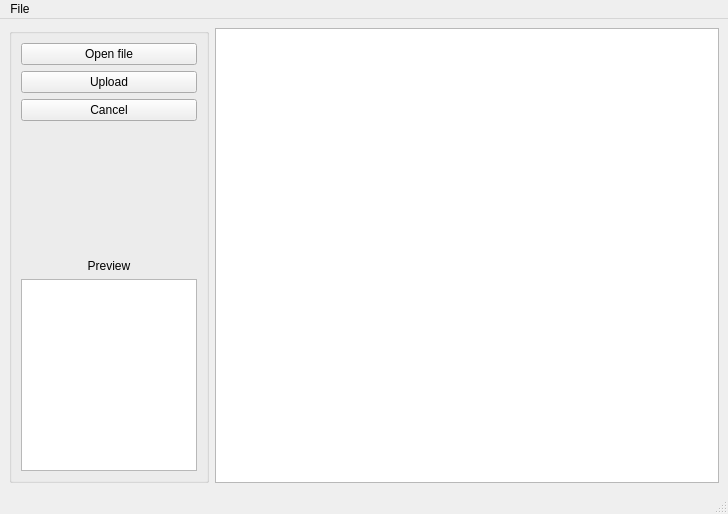
Qt form main_ui.ui (Mirasc/Kalypso) before a commit.
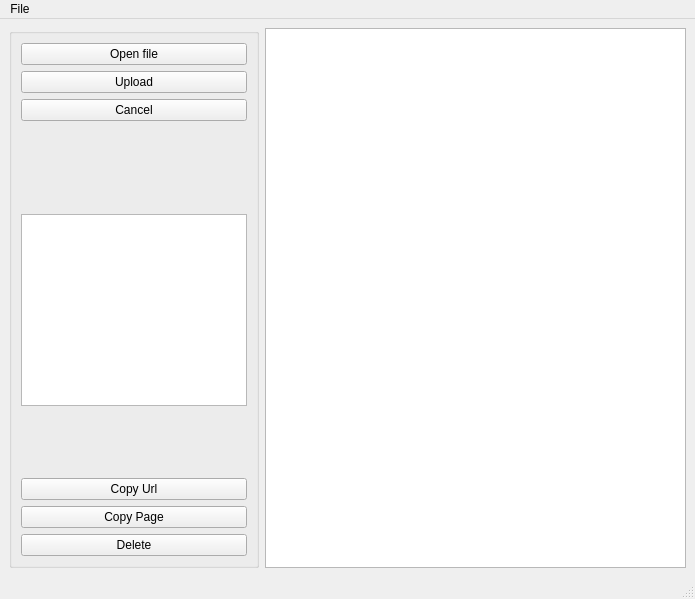
The same form after that commit.

```diff
--- a/main_ui.ui
+++ b/main_ui.ui
@@ -6,20 +6,44 @@
    <rect>
     <x>0</x>
     <y>0</y>
-    <width>728</width>
-    <height>514</height>
+    <width>695</width>
+    <height>599</height>
    </rect>
   </property>
+  <property name="minimumSize">
+   <size>
+    <width>600</width>
+    <height>480</height>
+   </size>
+  </property>
+  <property name="maximumSize">
+   <size>
+    <width>16777215</width>
+    <height>16777215</height>
+   </size>
+  </property>
   <property name="windowTitle">
    <string>Kalypso</string>
   </property>
   <widget class="QWidget" name="centralwidget">
+   <property name="minimumSize">
+    <size>
+     <width>0</width>
+     <height>0</height>
+    </size>
+   </property>
+   <property name="maximumSize">
+    <size>
+     <width>16777215</width>
+     <height>16777215</height>
+    </size>
+   </property>
    <layout class="QHBoxLayout" name="horizontalLayout">
     <item>
      <widget class="QGroupBox" name="groupBox">
       <property name="maximumSize">
        <size>
-        <width>200</width>
+        <width>250</width>
         <height>16777215</height>
        </size>
       </property>
@@ -31,7 +55,7 @@
         <widget class="QPushButton" name="openFilePushButton">
          <property name="maximumSize">
           <size>
-           <width>200</width>
+           <width>16777215</width>
            <height>16777215</height>
           </size>
          </property>
@@ -44,7 +68,7 @@
         <widget class="QPushButton" name="uploadPushButton">
          <property name="maximumSize">
           <size>
-           <width>200</width>
+           <width>16777215</width>
            <height>16777215</height>
           </size>
          </property>
@@ -57,7 +81,7 @@
         <widget class="QPushButton" name="cancelPushButton">
          <property name="maximumSize">
           <size>
-           <width>200</width>
+           <width>16777215</width>
            <height>16777215</height>
           </size>
          </property>
@@ -67,7 +91,7 @@
         </widget>
        </item>
        <item>
-        <spacer name="verticalSpacer">
+        <spacer name="verticalSpacer_2">
          <property name="orientation">
           <enum>Qt::Vertical</enum>
          </property>
@@ -82,7 +106,7 @@
        <item>
         <widget class="QLabel" name="previewLabel">
          <property name="text">
-          <string>Preview</string>
+          <string/>
          </property>
          <property name="alignment">
           <set>Qt::AlignCenter</set>
@@ -91,11 +115,57 @@
        </item>
        <item>
         <widget class="QGraphicsView" name="graphicsView">
+         <property name="minimumSize">
+          <size>
+           <width>0</width>
+           <height>0</height>
+          </size>
+         </property>
          <property name="maximumSize">
           <size>
-           <width>200</width>
-           <height>16777215</height>
+           <width>480</width>
+           <height>600</height>
           </size>
+         </property>
+         <property name="sizeIncrement">
+          <size>
+           <width>1</width>
+           <height>1</height>
+          </size>
+         </property>
+        </widget>
+       </item>
+       <item>
+        <spacer name="verticalSpacer">
+         <property name="orientation">
+          <enum>Qt::Vertical</enum>
+         </property>
+         <property name="sizeHint" stdset="0">
+          <size>
+           <width>20</width>
+           <height>40</height>
+          </size>
+         </property>
+        </spacer>
+       </item>
+       <item>
+        <widget class="QPushButton" name="copyUrlPushButton">
+         <property name="text">
+          <string>Copy Url</string>
+         </property>
+        </widget>
+       </item>
+       <item>
+        <widget class="QPushButton" name="copyPagePushButton">
+         <property name="text">
+          <string>Copy Page</string>
+         </property>
+        </widget>
+       </item>
+       <item>
+        <widget class="QPushButton" name="deletePushButton">
+         <property name="text">
+          <string>Delete</string>
          </property>
         </widget>
        </item>
@@ -103,7 +173,14 @@
      </widget>
     </item>
     <item>
-     <widget class="QListWidget" name="uploadedListWidget"/>
+     <widget class="QListWidget" name="uploadedListWidget">
+      <property name="maximumSize">
+       <size>
+        <width>16777215</width>
+        <height>16777215</height>
+       </size>
+      </property>
+     </widget>
     </item>
    </layout>
   </widget>
@@ -112,7 +189,7 @@
     <rect>
      <x>0</x>
      <y>0</y>
-     <width>728</width>
+     <width>695</width>
      <height>23</height>
     </rect>
    </property>
```
Left out of the diff: 6 changed lines with no effect on the pictures.
